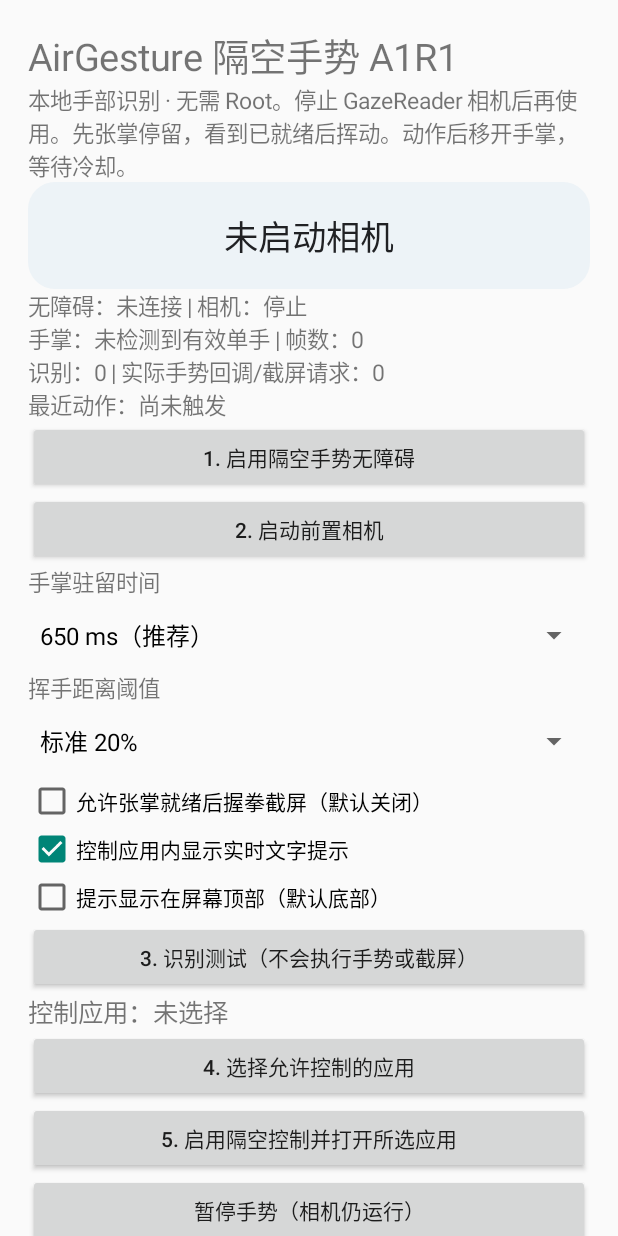
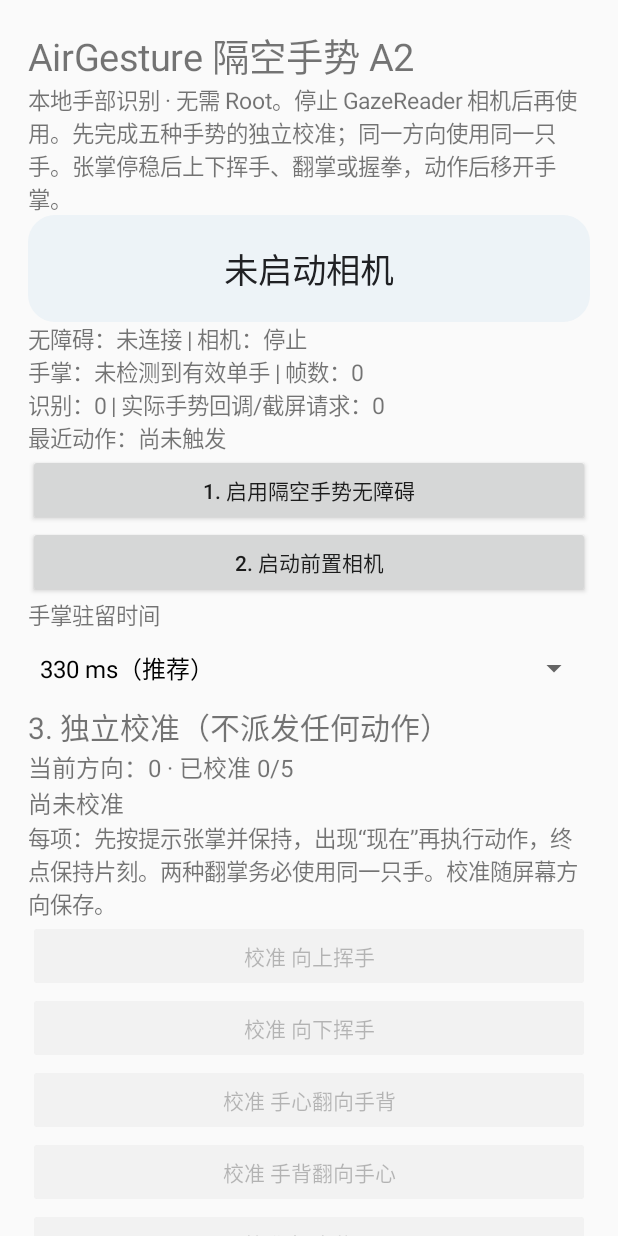
Before and after one commit to XPFH-tech/GazeReader, an Android app: the screen it shows after launch (MainActivity), on a phone screen of 412 x 824 dp. Run offline under Robolectric (Android 15) with nearby library versions, the phone set to English and light mode, and no system bars; libraries missing offline, so code that uses them is left out: com.google.mediapipe.tasks.

Commit message:
AirGesture A2: individual gesture calibration, palm rotation and global window control

```diff
--- a/app/build.gradle.kts
+++ b/app/build.gradle.kts
@@ -5,7 +5,7 @@ plugins {
 android {
  namespace = "dev.xpfh.airgesture"
  compileSdk = 35
- defaultConfig { applicationId = "dev.xpfh.airgesture"; minSdk = 31; targetSdk = 33; versionCode = 2; versionName = "1.1-A1R1"; ndk { abiFilters += "arm64-v8a" } }
+ defaultConfig { applicationId = "dev.xpfh.airgesture"; minSdk = 31; targetSdk = 33; versionCode = 3; versionName = "2.0-A2"; ndk { abiFilters += "arm64-v8a" } }
  compileOptions { sourceCompatibility = JavaVersion.VERSION_17; targetCompatibility = JavaVersion.VERSION_17 }
  kotlinOptions { jvmTarget = "17" }
  androidResources { noCompress += "task" }
--- a/app/src/main/AndroidManifest.xml
+++ b/app/src/main/AndroidManifest.xml
@@ -6,7 +6,7 @@
 <uses-permission android:name="android.permission.ACCESS_NETWORK_STATE" tools:node="remove"/>
 <uses-feature android:name="android.hardware.camera.front" android:required="true"/>
 <queries><intent><action android:name="android.intent.action.MAIN"/><category android:name="android.intent.category.LAUNCHER"/></intent></queries>
-<application android:label="AirGesture 隔空手势 A1R1" android:allowBackup="false" android:theme="@android:style/Theme.Material.Light.NoActionBar">
+<application android:label="AirGesture 隔空手势 A2" android:allowBackup="false" android:theme="@android:style/Theme.Material.Light.NoActionBar">
 <activity android:name=".MainActivity" android:exported="true"><intent-filter><action android:name="android.intent.action.MAIN"/><category android:name="android.intent.category.LAUNCHER"/></intent-filter></activity>
 <service android:name=".TrackingService" android:exported="false" android:foregroundServiceType="camera"/>
 <service android:name=".HandAccess" android:exported="true" android:permission="android.permission.BIND_ACCESSIBILITY_SERVICE"><intent-filter><action android:name="android.accessibilityservice.AccessibilityService"/></intent-filter><meta-data android:name="android.accessibilityservice" android:resource="@xml/accessibility"/></service>
--- a/app/src/main/java/dev/xpfh/airgesture/CameraPipe.kt
+++ b/app/src/main/java/dev/xpfh/airgesture/CameraPipe.kt
@@ -42,7 +42,7 @@ class CameraPipe(private val ctx:Context,private val owner:LifecycleOwner,privat
     private fun analyze(img:ImageProxy){
         var raw:Bitmap?=null;var rotated:Bitmap?=null
         try{
-            val now=SystemClock.elapsedRealtime();if(closed||now-last<95)return;last=now
+            val now=SystemClock.elapsedRealtime();if(closed||now-last<65)return;last=now
             val p=img.planes[0];val w=img.width;val h=img.height
             if(p.pixelStride!=4||p.rowStride<w*4)throw IllegalStateException("RGBA stride")
             val packed=ByteBuffer.allocateDirect(w*h*4);val b=p.buffer.duplicate()
--- a/app/src/main/java/dev/xpfh/airgesture/MainActivity.kt
+++ b/app/src/main/java/dev/xpfh/airgesture/MainActivity.kt
@@ -13,7 +13,9 @@ class MainActivity:Activity(){
     private val h=Handler(Looper.getMainLooper())
     private val prefs by lazy{getSharedPreferences("a1",0)}
     private lateinit var status:TextView;private lateinit var chosen:TextView;private lateinit var live:TextView
-    private lateinit var shot:CheckBox;private lateinit var speed:Spinner;private lateinit var sensitivity:Spinner
+    private lateinit var shot:CheckBox;private lateinit var speed:Spinner
+    private lateinit var calibrationStatus:TextView
+    private val calButtons=mutableMapOf<Action,Button>()
     private var selected=""
     private data class Entry(val pkg:String,val title:String,val component:ComponentName)
     private fun apps():List<Entry>{
@@ -32,6 +34,9 @@ class MainActivity:Activity(){
         live.text=if(SystemClock.elapsedRealtime()<Session.feedbackUntil)Session.last+"\n"+Session.status else Session.status
         live.setTextColor(if(Session.status.startsWith("已就绪"))0xff13734a.toInt() else if(Session.status.contains("暂停")||Session.status.contains("失败"))0xffa04b14.toInt() else 0xff202124.toInt())
         status.text="无障碍："+(if(HandAccess.current!=null)"已连接" else "未连接")+" | 相机："+(if(Session.running)"运行" else "停止")+"\n手掌："+Session.poseLabel(f?.pose)+" | 帧数："+Session.frames+"\n识别："+Session.detected+" | 实际手势回调/截屏请求："+Session.count+"\n最近动作："+Session.last
+        val rot=rotation(this@MainActivity);val profiles=Profiles.load(this@MainActivity,rot)
+        calibrationStatus.text="当前方向："+rot+" · 已校准 "+profiles.size+"/5\n"+Session.calMessage
+        for((a,b) in calButtons){b.text=(if(profiles.containsKey(a))"已校准 · 重校 " else "校准 ")+a.label;b.isEnabled=Session.running&&Session.calibration==null}
         h.postDelayed(this,200)
     }}
     override fun onCreate(b:Bundle?){super.onCreate(b);selected=prefs.getString("pkg","")?:"";home();h.post(pulse)}
@@ -40,8 +45,8 @@ class MainActivity:Activity(){
         val p=LinearLayout(this).apply{orientation=1;setPadding(28,28,28,28)}
         fun text(s:String,n:Float=15f)=TextView(this).apply{text=s;textSize=n;p.addView(this)}
         fun button(s:String,action:()->Unit){p.addView(Button(this).apply{text=s;setOnClickListener{action()}})}
-        text("AirGesture 隔空手势 A1R1",25f)
-        text("本地手部识别 · 无需 Root。停止 GazeReader 相机后再使用。先张掌停留，看到已就绪后挥动。动作后移开手掌，等待冷却。")
+        text("AirGesture 隔空手势 A2",25f)
+        text("本地手部识别 · 无需 Root。停止 GazeReader 相机后再使用。先完成五种手势的独立校准；同一方向使用同一只手。张掌停稳后上下挥手、翻掌或握拳，动作后移开手掌。")
         live=text(Session.status,23f);live.gravity=android.view.Gravity.CENTER;live.setPadding(16,28,16,28);live.background=android.graphics.drawable.GradientDrawable().apply{cornerRadius=18*resources.displayMetrics.density;setColor(0xffedf3f7.toInt())}
         status=text("",15f)
         button("1. 启用隔空手势无障碍"){startActivity(Intent(Settings.ACTION_ACCESSIBILITY_SETTINGS))}
@@ -50,35 +55,58 @@ class MainActivity:Activity(){
             else startForegroundService(Intent(this,TrackingService::class.java))
         }
         text("手掌驻留时间")
-        speed=Spinner(this);speed.adapter=ArrayAdapter(this,android.R.layout.simple_spinner_dropdown_item,arrayOf("450 ms（快）","650 ms（推荐）","900 ms（稳）"));speed.setSelection(prefs.getInt("hold",1).coerceIn(0,2));p.addView(speed)
-        text("挥手距离阈值")
-        sensitivity=Spinner(this);sensitivity.adapter=ArrayAdapter(this,android.R.layout.simple_spinner_dropdown_item,arrayOf("灵敏 14%","标准 20%","防误触 28%"));sensitivity.setSelection(prefs.getInt("dist",1).coerceIn(0,2));p.addView(sensitivity)
+        speed=Spinner(this);speed.adapter=ArrayAdapter(this,android.R.layout.simple_spinner_dropdown_item,arrayOf("250 ms（快）","330 ms（推荐）","500 ms（稳）"));speed.setSelection(prefs.getInt("holdA2",1).coerceIn(0,2));p.addView(speed)
+        text("3. 独立校准（不派发任何动作）",20f)
+        calibrationStatus=text("未校准",16f)
+        text("每项：先按提示张掌并保持，出现“现在”再执行动作，终点保持片刻。两种翻掌务必使用同一只手。校准随屏幕方向保存。")
+        for(a in Action.entries){val b=Button(this).apply{text="校准 "+a.label;setOnClickListener{beginCalibration(a)}};calButtons[a]=b;p.addView(b)}
+        button("清除当前方向校准"){AlertDialog.Builder(this).setTitle("清除五项校准？").setPositiveButton("清除"){_,_->Session.pause();Profiles.clear(this,rotation(this));Session.profiles=emptyMap();Session.calMessage="已清除当前方向校准"}.setNegativeButton("取消",null).show()}
         shot=CheckBox(this).apply{text="允许张掌就绪后握拳截屏（默认关闭）";isChecked=false};p.addView(shot)
         val hints=CheckBox(this).apply{text="控制应用内显示实时文字提示";isChecked=prefs.getBoolean("overlay",true);setOnCheckedChangeListener{_,v->Session.overlay=v;prefs.edit().putBoolean("overlay",v).apply();if(!v)HandAccess.current?.hide()}};p.addView(hints);Session.overlay=hints.isChecked
         val top=CheckBox(this).apply{text="提示显示在屏幕顶部（默认底部）";isChecked=prefs.getBoolean("overlayTop",false);setOnCheckedChangeListener{_,v->Session.overlayTop=v;prefs.edit().putBoolean("overlayTop",v).apply();HandAccess.current?.hide()}};p.addView(top);Session.overlayTop=top.isChecked
-        button("3. 识别测试（不会执行手势或截屏）"){
+        button("4. 识别测试（不会执行手势或截屏）"){
             if(!Session.running){toast("请先启动相机");return@button}
-            configure();Session.pause();Session.enabled=true;Session.after=SystemClock.elapsedRealtime()+500
+            if(!configure())return@button;Session.pause();Session.test=true;Session.enabled=true;Session.after=SystemClock.elapsedRealtime()+500
+        }
+        button("5. 开启全局隔空手势（无需选择应用）"){
+            if(!Session.running||HandAccess.current==null){toast("请启动相机并启用无障碍");return@button}
+            if(!configure())return@button
+            Session.pause();Session.global=true;Session.enabled=true;Session.after=SystemClock.elapsedRealtime()+1800
+            toast("全局控制已启用，返回桌面或其他应用即可使用")
         }
         chosen=text("",17f);refresh()
-        button("4. 选择允许控制的应用"){pick()}
-        button("5. 启用隔空控制并打开所选应用"){
+        button("可选：仅控制指定应用"){pick()}
+        button("开启单应用模式并打开"){
             val a=apps().firstOrNull{it.pkg==selected}
             if(!Session.running||HandAccess.current==null||a==null){toast("请先启动相机、启用无障碍并选择应用");return@button}
-            configure();Session.pause();Session.target=a.pkg;Session.after=SystemClock.elapsedRealtime()+3500;Session.enabled=true
+            if(!configure())return@button;Session.pause();Session.target=a.pkg;Session.after=SystemClock.elapsedRealtime()+3500;Session.enabled=true
             try{startActivity(Intent(Intent.ACTION_MAIN).addCategory(Intent.CATEGORY_LAUNCHER).setComponent(a.component).addFlags(Intent.FLAG_ACTIVITY_NEW_TASK))}catch(e:Exception){Session.pause();toast("应用打开失败")}
         }
         button("暂停手势（相机仍运行）"){Session.pause();HandAccess.current?.hide()}
         button("停止相机与手势"){Session.pause();stopService(Intent(this,TrackingService::class.java));Session.status="已停止"}
-        button("复制诊断信息"){(getSystemService(CLIPBOARD_SERVICE) as ClipboardManager).setPrimaryClip(ClipData.newPlainText("AirGesture A1R1",live.text.toString()+"\n"+status.text+"\n"+Session.diagnostic+"\n"+Session.report()));toast("已复制")}
-        text("请将平板固定，手距相机约30–60cm开始测试，手掌完整可见。截图调用系统功能，可能被系统或应用拒绝；请勿用于敏感页面。锁屏、旋转、过热、15分钟或相机异常自动停止。小窗、分屏、键盘及非目标前台不发送手势。")
+        button("复制诊断信息"){(getSystemService(CLIPBOARD_SERVICE) as ClipboardManager).setPrimaryClip(ClipData.newPlainText("AirGesture A2",live.text.toString()+"\n"+status.text+"\n"+Session.diagnostic+"\n"+Session.report()));toast("已复制")}
+        text("请将平板固定，手距相机约30–60cm开始测试，手掌完整可见。截图调用系统功能，可能被系统或应用拒绝；请勿用于敏感页面。锁屏、过热或相机异常自动停止。旋转会重新打开相机并读取该方向校准；未校准暂停。全局模式尝试控制当前活动应用窗口（包括桌面及分屏），系统授权、支付等敏感窗口、键盘、覆盖及过小窗口暂停。系统截屏限制不会被绕过。")
         setContentView(ScrollView(this).apply{addView(p)})
     }
-    private fun configure(){Session.hold=longArrayOf(450,650,900)[speed.selectedItemPosition.coerceIn(0,2)];Session.distance=floatArrayOf(.14f,.20f,.28f)[sensitivity.selectedItemPosition.coerceIn(0,2)];Session.screenshot=shot.isChecked;prefs.edit().putInt("hold",speed.selectedItemPosition).putInt("dist",sensitivity.selectedItemPosition).apply()}
+    private fun beginCalibration(a:Action){
+        if(!Session.running||Session.frame==null){toast("请先启动相机并等待画面");return}
+        if(Session.cameraRot!=rotation(this)){toast("相机正在切换方向，请重试");return}
+        Session.pause();HandAccess.current?.hide()
+        Session.calMessage="正在校准："+a.label
+        Session.calibration=Calibration(a,SystemClock.elapsedRealtime())
+    }
+    private fun configure():Boolean{
+        val profiles=Profiles.load(this,rotation(this))
+        if(profiles.isEmpty()){toast("请先校准至少一项手势");return false}
+        Session.profiles=profiles;Session.hold=longArrayOf(250,330,500)[speed.selectedItemPosition.coerceIn(0,2)]
+        Session.screenshot=shot.isChecked
+        prefs.edit().putInt("holdA2",speed.selectedItemPosition).apply()
+        return true
+    }
     private fun refresh(){chosen.text="控制应用："+(apps().firstOrNull{it.pkg==selected}?.let{it.title+"\n"+it.pkg}?:"未选择")}
     private fun pick(){val list=apps();if(list.isEmpty()){toast("没有符合条件的应用");return}
         AlertDialog.Builder(this).setTitle("选择允许控制的应用").setItems(list.map{it.title+" · "+it.pkg}.toTypedArray()){_,i->Session.pause();selected=list[i].pkg;prefs.edit().putString("pkg",selected).apply();refresh()}.setNegativeButton("取消",null).show()}
     override fun onRequestPermissionsResult(r:Int,p:Array<out String>,g:IntArray){super.onRequestPermissionsResult(r,p,g);if(r==10&&g.firstOrNull()==PackageManager.PERMISSION_GRANTED)startForegroundService(Intent(this,TrackingService::class.java))}
-    override fun onPause(){if(Session.enabled&&Session.target.isEmpty())Session.pause();super.onPause()}
+    override fun onPause(){if(Session.test||Session.calibration!=null)Session.pause();super.onPause()}
     override fun onDestroy(){h.removeCallbacksAndMessages(null);super.onDestroy()}
 }
--- /dev/null
+++ b/app/src/main/java/dev/xpfh/airgesture/Profiles.kt
@@ -0,0 +1,23 @@
+package dev.xpfh.airgesture
+import android.content.Context
+object Profiles {
+ private fun key(rot:Int,a:Action)="r"+rot+"_"+a.name
+ fun load(c:Context,rot:Int):Map<Action,Profile>{
+  val p=c.getSharedPreferences("calibration_a2",0)
+  return Action.entries.mapNotNull{a->
+   val k=key(rot,a)
+   if(!p.contains(k+"_t"))null else{
+    val t=p.getFloat(k+"_t",0f);val sign=p.getInt(k+"_s",0);val e=p.getFloat(k+"_e",0f);val d=p.getLong(k+"_d",0)
+    val valid=t.isFinite()&&e.isFinite()&&when(a){Action.UP,Action.DOWN->t in .045f.. .32f;Action.PALM_BACK,Action.BACK_PALM->t in .30f.. .70f&&sign in listOf(-1,1);Action.SHOT->t in 3f..4f}
+    if(valid)a to Profile(t,sign,e,d) else null
+   }
+  }.toMap()
+ }
+ fun save(c:Context,rot:Int,a:Action,v:Profile):Boolean{
+  val p=c.getSharedPreferences("calibration_a2",0);val k=key(rot,a)
+  val other=when(a){Action.PALM_BACK->Action.BACK_PALM;Action.BACK_PALM->Action.PALM_BACK;else->null}
+  if(other!=null&&load(c,rot)[other]?.faceSign==v.faceSign)return false
+  return p.edit().putFloat(k+"_t",v.threshold).putInt(k+"_s",v.faceSign).putFloat(k+"_e",v.endpoint).putLong(k+"_d",v.duration).commit()
+ }
+ fun clear(c:Context,rot:Int){val e=c.getSharedPreferences("calibration_a2",0).edit();for(a in Action.entries)for(s in listOf("_t","_s","_e","_d"))e.remove(key(rot,a)+s);e.apply()}
+}
```
Also changed, not shown: app/src/main/java/dev/xpfh/airgesture/HandGate.kt (+107 -57 lines), app/src/main/java/dev/xpfh/airgesture/Services.kt (+65 -25 lines), 3 other files.
